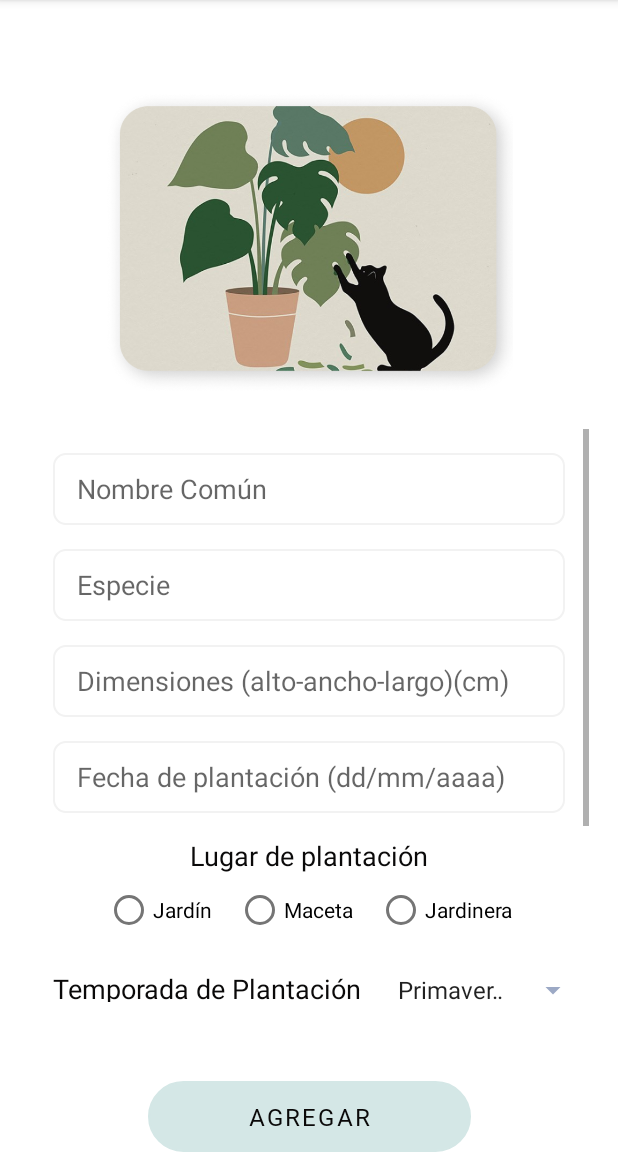
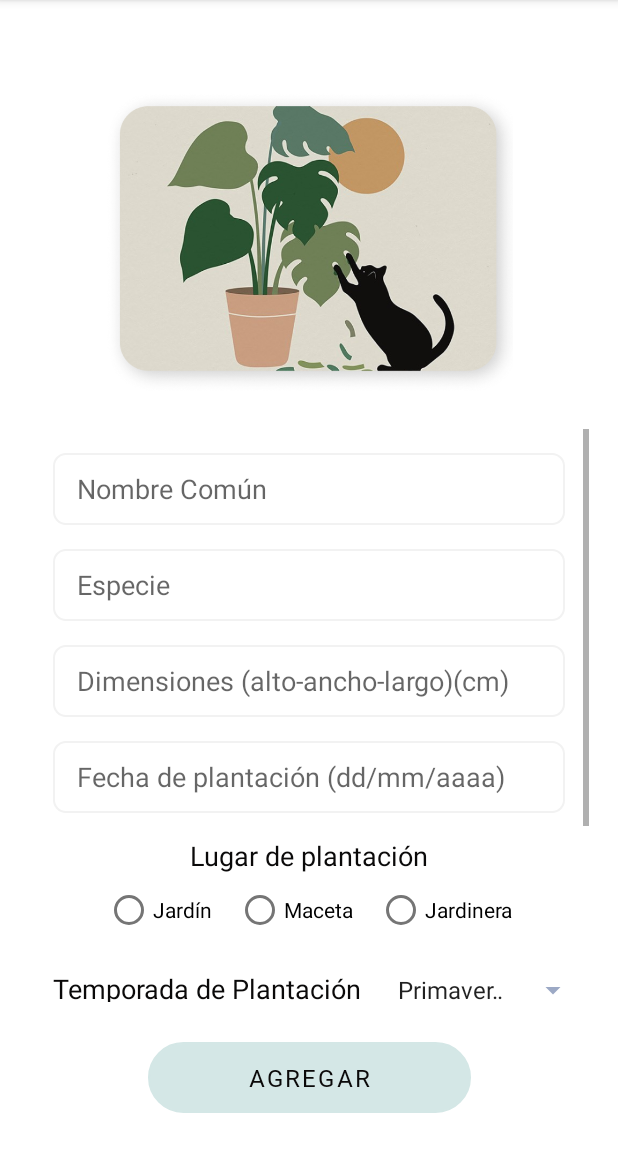
Before and after one commit to SaidAZG/ProyectoAndroid1, an Android app: the RegistrarPlanta screen opened directly, with no data from a screen before it, on a phone screen of 412 x 824 dp, the part 84-1236 px from its top. Run offline under Robolectric (Android 15) with nearby library versions, the phone set to English and light mode, and no system bars; our stand-ins replace Firebase (no records; nobody signed in at launch, a user with empty details on screens opened directly), data binding; Roboto replaces fonts that are not available here.

Commit message:
Corrección 2
Edición de atributos en XML P6  Y eliminación de clase sin usar

```diff
--- a/app/src/main/java/mx/ipn/escom/app_plantas_iswm/VerDetallePlanta.kt
+++ /dev/null
@@ -1,4 +0,0 @@
-package mx.ipn.escom.app_plantas_iswm
-
-class VerDetallePlanta {
-}
--- a/app/src/main/res/layout/p6_addplants.xml
+++ b/app/src/main/res/layout/p6_addplants.xml
@@ -5,18 +5,6 @@
 <androidx.constraintlayout.widget.ConstraintLayout
     android:layout_width="match_parent"
     android:layout_height="match_parent">
-
-    <Button
-        android:id="@+id/id_btnadd"
-        style="@style/button"
-        android:layout_width="215dp"
-        android:layout_height="47dp"
-        android:background="@drawable/button_rounded"
-        android:onClick="registrarPlanta"
-        android:text="Agregar"
-        app:layout_constraintBottom_toBottomOf="parent"
-        app:layout_constraintEnd_toEndOf="parent"
-        app:layout_constraintStart_toStartOf="parent" />
 
     <ImageView
         android:id="@+id/imageView2"
@@ -214,15 +202,16 @@
                     app:layout_constraintBottom_toBottomOf="parent"
                     app:layout_constraintEnd_toEndOf="parent"
                     app:layout_constraintStart_toStartOf="parent"
-                    app:layout_constraintTop_toTopOf="parent">
+                    app:layout_constraintTop_toTopOf="parent"
+                    app:layout_constraintVertical_bias="0.0">
 
                     <RadioButton
                         android:id="@+id/Sol"
                         android:layout_width="wrap_content"
                         android:layout_height="wrap_content"
                         android:onClick="onRadioButtonClicked"
+                        android:tag="Sol"
                         android:text="Sol"
-                        android:tag="Sol"
                         android:textColorLink="@color/purple_200" />
 
                     <RadioButton
@@ -263,5 +252,18 @@
         </LinearLayout>
     </ScrollView>
 
+    <Button
+        android:id="@+id/id_btnadd"
+        style="@style/button"
+        android:layout_width="215dp"
+        android:layout_height="47dp"
+        android:background="@drawable/button_rounded"
+        android:onClick="registrarPlanta"
+        android:text="Agregar"
+        app:layout_constraintBottom_toBottomOf="parent"
+        app:layout_constraintEnd_toEndOf="parent"
+        app:layout_constraintStart_toStartOf="parent"
+        app:layout_constraintTop_toBottomOf="@+id/scrollView2" />
+
 </androidx.constraintlayout.widget.ConstraintLayout>
 </layout>
```
